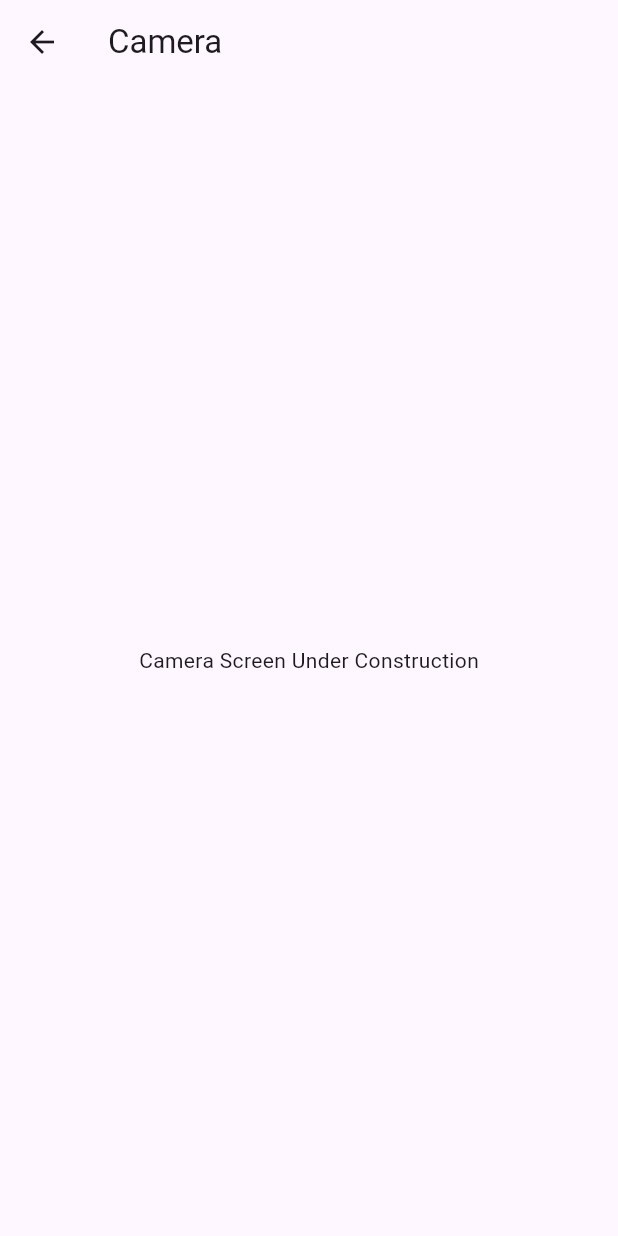
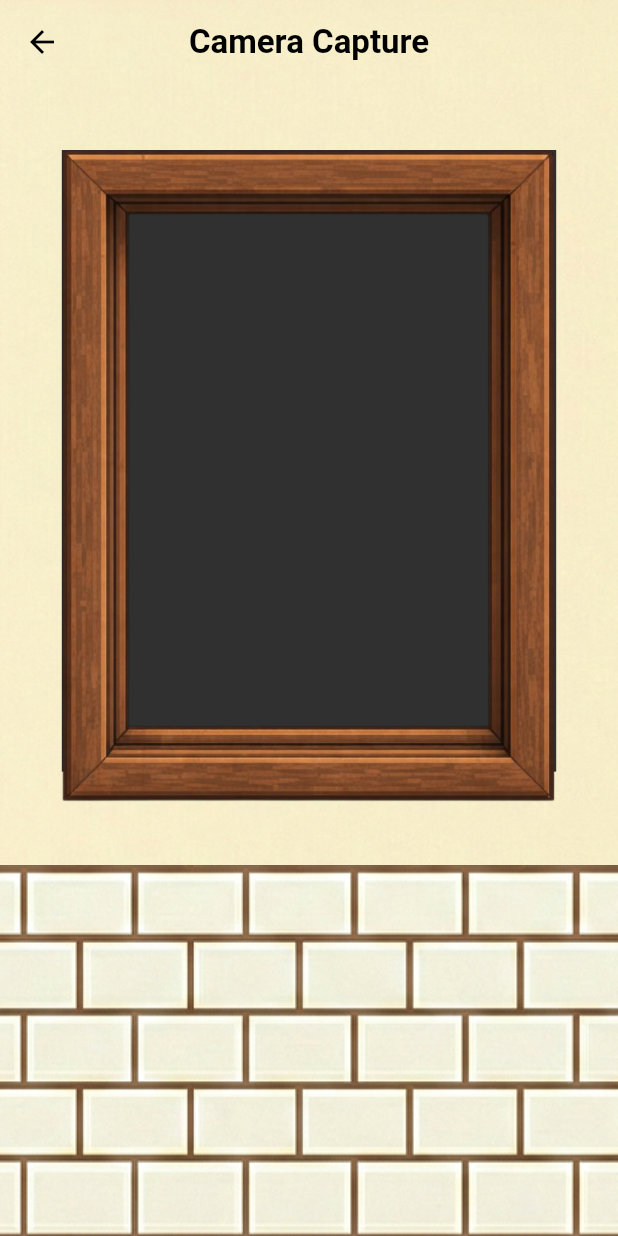
Before and after one commit to DavidLingJH/KitaHack2026, a Flutter app: the screen it shows after launch, after a tap on "Scan Ingredients", on a phone screen of 412 x 824 dp. Run offline on Flutter 3.47's test engine with Material 3 defaults, Android fonts, the phone set to English and light mode, and no system bars.

Commit message:
Added Camera Capture frame

```diff
--- /dev/null
+++ b/lib/camera.dart
@@ -0,0 +1,80 @@
+import 'package:flutter/material.dart';
+
+class CameraCaptureScreen extends StatelessWidget {
+  const CameraCaptureScreen({super.key});
+
+  @override
+  Widget build(BuildContext context) {
+    double screenHeight = MediaQuery.of(context).size.height;
+
+    return Scaffold(
+      extendBodyBehindAppBar: true,
+      appBar: AppBar(
+        backgroundColor: Colors.transparent,
+        elevation: 0,
+        title: const Text(
+          "Camera Capture",
+          style: TextStyle(
+            color: Colors.black,
+            fontWeight: FontWeight.bold,
+          ),
+        ),
+        centerTitle: true,
+        leading: const BackButton(color: Colors.black),
+      ),
+      body: Stack(
+        children: [
+          Positioned.fill(
+            child: Image.asset(
+              'assets/images/Wall Upper.png',
+              fit: BoxFit.cover,
+            ),
+          ),
+          Align(
+            alignment: Alignment.bottomCenter,
+            child: Container(
+              height: screenHeight * 0.3,
+              width: double.infinity,
+              decoration: const BoxDecoration(
+                image: DecorationImage(
+                  image: AssetImage('assets/images/Wall Bottom.png'),
+                  fit: BoxFit.fill,
+                ),
+              ),
+            ),
+          ),
+          // This widget takes up 70% of the vertical space
+          Positioned(
+            top: 100,
+            left: 0,
+            right: 0,
+            height: screenHeight*0.6,
+            child: Center(
+              // The Stack shrinks to fit its non-positioned children (the Image)
+              child: Stack(
+                children: [
+                  // 1. The Background
+                  Positioned.fill(
+                    child: Padding(
+                      padding: EdgeInsetsGeometry.directional(bottom: 80),
+                      child: Container(
+                        color: Colors.grey[850],
+                      ),
+                    )
+                  ),
+
+                  // 2. The Image (The "Boss")
+                  // Since this is NOT wrapped in Positioned, the Stack takes its size from this widget.
+                  Image.asset(
+                    'assets/images/Frame3.png',
+                    fit: BoxFit.fitHeight, // Ensures the full frame is visible
+                  ),
+                ],
+              ),
+            ),
+          ),
+        ],
+      ),
+    );
+  }
+}
--- a/lib/homepage.dart
+++ b/lib/homepage.dart
@@ -1,5 +1,6 @@
 import 'dart:ui'; // Required for the glass effect
 import 'package:flutter/material.dart';
+import 'package:kitahack_frontend/camera.dart';
 import 'package:kitahack_frontend/chatbot.dart';
 
 // Import your actual pages here
@@ -84,7 +85,7 @@ class HomePage extends StatelessWidget {
                             context,
                             MaterialPageRoute(
                               // REPLACE 'PlaceholderScreen' with your Camera Widget
-                              builder: (context) => const PlaceholderScreen(title: "Camera"),
+                              builder: (context) => const CameraCaptureScreen(),
                             ),
                           );
                         },
@@ -101,9 +102,6 @@ class HomePage extends StatelessWidget {
   }
 }
 
-// -----------------------------------------------------------
-// CUSTOM WIDGET: The Glass Menu Card
-// -----------------------------------------------------------
 class MenuCard extends StatelessWidget {
   final String title;
   final String subtitle;
@@ -208,19 +206,3 @@ class MenuCard extends StatelessWidget {
     );
   }
 }
-
-// -----------------------------------------------------------
-// HELPER: Placeholder Screen (Delete this when you link real pages)
-// -----------------------------------------------------------
-class PlaceholderScreen extends StatelessWidget {
-  final String title;
-  const PlaceholderScreen({super.key, required this.title});
-
-  @override
-  Widget build(BuildContext context) {
-    return Scaffold(
-      appBar: AppBar(title: Text(title)),
-      body: Center(child: Text("$title Screen Under Construction")),
-    );
-  }
-}
--- a/pubspec.yaml
+++ b/pubspec.yaml
@@ -30,6 +30,7 @@ environment:
 dependencies:
   flutter:
     sdk: flutter
+    camera: ^0.10.6
 
   # The following adds the Cupertino Icons font to your application.
   # Use with the CupertinoIcons class for iOS style icons.
```
Also changed, not shown: assets/images/Frame.png (added), assets/images/Frame2.png (added), assets/images/Frame3.png (added), assets/images/Wall Bottom.png (added), assets/images/Wall Upper.png (added), lib/camera_upload_service.dart (added), 1 other file.
